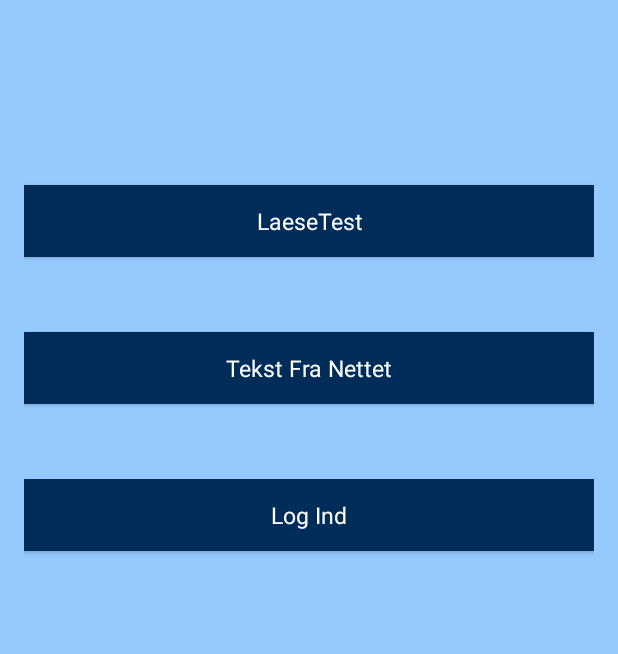
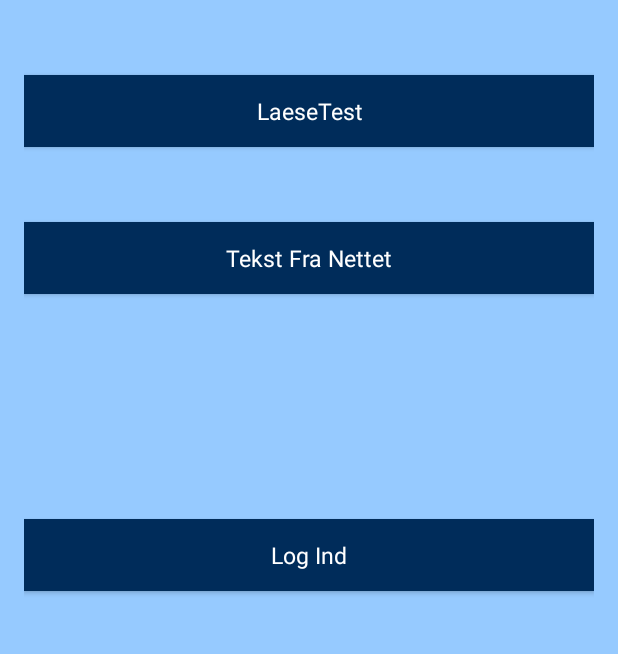
Before and after one commit to MagnusJensen95/Laesomondo, an Android app: the screen it shows after launch (MainMenu), on a phone screen of 412 x 824 dp, the part 125-779 px from its top. Run offline under Robolectric (Android 15) with nearby library versions, the phone set to English and light mode, and no system bars.

```diff
--- a/app/src/main/res/layout/activity_main_menu.xml
+++ b/app/src/main/res/layout/activity_main_menu.xml
@@ -24,17 +24,6 @@
         style="@style/defaultButton"
         android:layout_width="match_parent"
         android:layout_height="wrap_content"
-        android:text="@string/mainMenuReadingTestButton"
-        android:id="@+id/mainMenuUserLoggedInReadingTestButton"
-        android:layout_below="@+id/mainMenuUserLoggedInTitle"
-        android:layout_centerHorizontal="true"
-        android:layout_marginTop="123dp"
-        android:onClick="onLaeseTest" />
-
-    <Button
-        style="@style/defaultButton"
-        android:layout_width="match_parent"
-        android:layout_height="wrap_content"
         android:text="@string/main_menu_tekst_fra_nettet"
         android:id="@+id/mainMenuWebcontentButton"
         android:layout_below="@+id/mainMenuUserLoggedInReadingTestButton"
@@ -50,7 +39,18 @@
         android:id="@+id/mainMenuLogInButton"
         android:layout_below="@+id/mainMenuWebcontentButton"
         android:layout_centerHorizontal="true"
-        android:layout_marginTop="50dp"
+        android:layout_marginTop="150dp"
         android:onClick="onLogInd"/>
 
+    <Button
+        style="@style/defaultButton"
+        android:layout_width="match_parent"
+        android:layout_height="wrap_content"
+        android:text="@string/mainMenuReadingTestButton"
+        android:id="@+id/mainMenuUserLoggedInReadingTestButton"
+        android:layout_marginTop="50dp"
+        android:onClick="onLaeseTest"
+        android:layout_below="@+id/mainMenuUserLoggedInTitle"
+        android:layout_alignParentStart="true" />
+
 </RelativeLayout>
```
